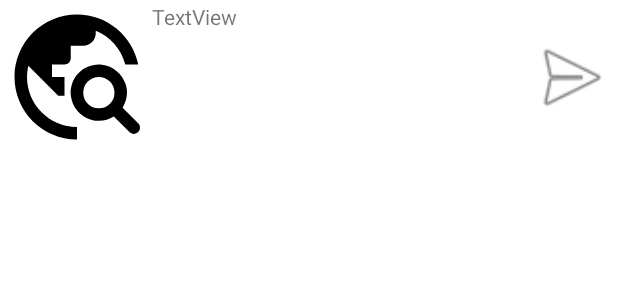
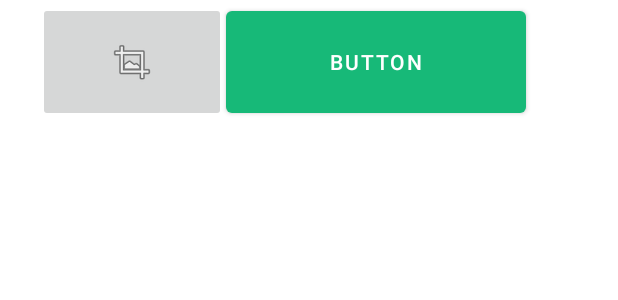
Before and after one commit to g-nerix/Roamify, an Android app: the layout recycler_button.xml on its own in the app's theme, with its tools: preview values and no code run, on a phone screen of 412 x 824 dp. Shown: the top 300 px of the screen. Run offline under Robolectric (Android 15) with nearby library versions, the phone set to English and light mode, and no system bars.

Commit message:
Attractions RecView

```diff
--- a/app/src/main/res/layout/recycler_button.xml
+++ b/app/src/main/res/layout/recycler_button.xml
@@ -3,12 +3,12 @@
     xmlns:app="http://schemas.android.com/apk/res-auto"
     xmlns:tools="http://schemas.android.com/tools"
     android:layout_width="match_parent"
-    android:layout_height="match_parent">
+    android:layout_height="80dp">
 
     <LinearLayout
         android:layout_width="0dp"
-        android:layout_height="100dp"
-        android:layout_marginStart="1dp"
+        android:layout_height="80dp"
+        android:layout_marginStart="25dp"
         android:layout_marginTop="1dp"
         android:layout_marginEnd="1dp"
         android:orientation="horizontal"
@@ -16,23 +16,16 @@
         app:layout_constraintStart_toStartOf="parent"
         app:layout_constraintTop_toTopOf="parent">
 
-        <ImageView
-            android:id="@+id/imageView"
-            android:layout_width="100dp"
-            android:layout_height="100dp"
-            app:srcCompat="@drawable/round_travel_explore_24" />
+        <ImageButton
+            android:id="@+id/imageButton"
+            android:layout_width="125dp"
+            android:layout_height="match_parent"
+            app:srcCompat="@android:drawable/ic_menu_crop" />
 
-        <TextView
-            android:id="@+id/textView"
-            android:layout_width="250dp"
-            android:layout_height="100dp"
-            android:text="TextView" />
-
-        <ImageView
-            android:id="@+id/imageView2"
-            android:layout_width="20dp"
+        <Button
+            android:id="@+id/button"
+            android:layout_width="200dp"
             android:layout_height="match_parent"
-            android:layout_weight="1"
-            app:srcCompat="@android:drawable/ic_menu_send" />
+            android:text="Button" />
     </LinearLayout>
 </androidx.constraintlayout.widget.ConstraintLayout>
```
Also changed, not shown: app/src/main/java/com/example/roamify/Attraction_list.java (+69 -6 lines), app/src/main/res/layout/activity_attraction_list.xml (+23 -0 lines).
